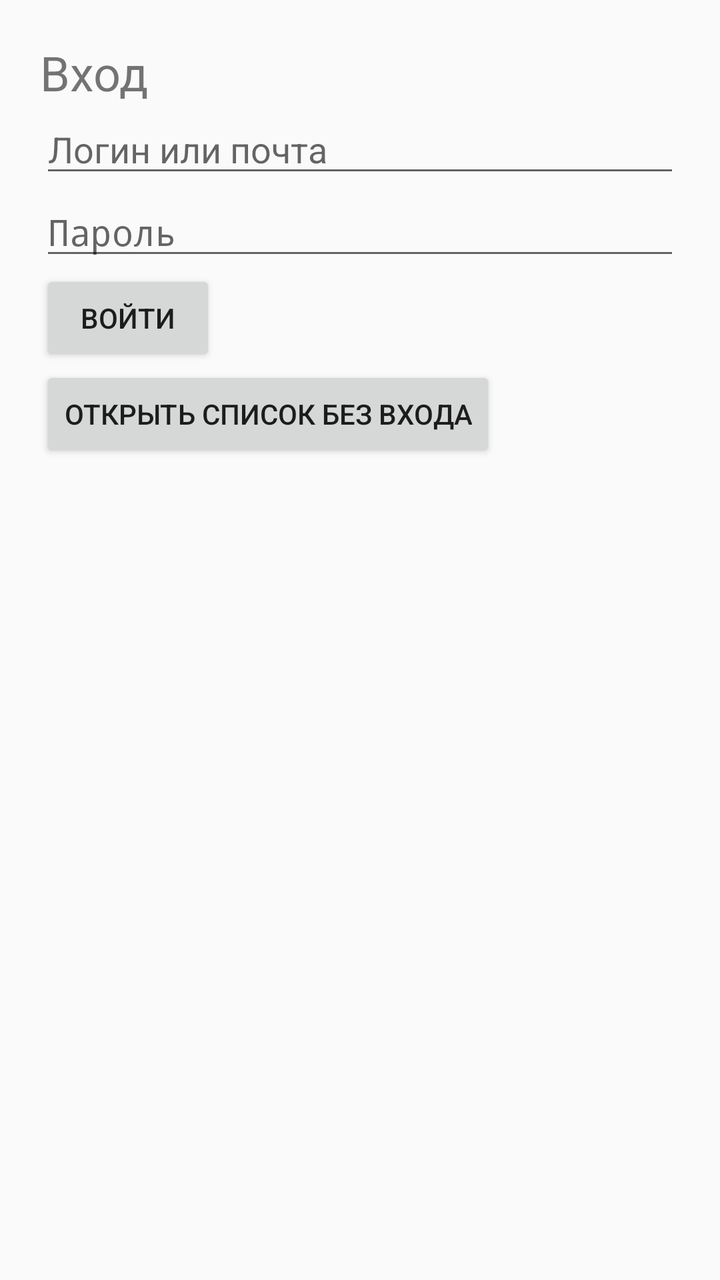
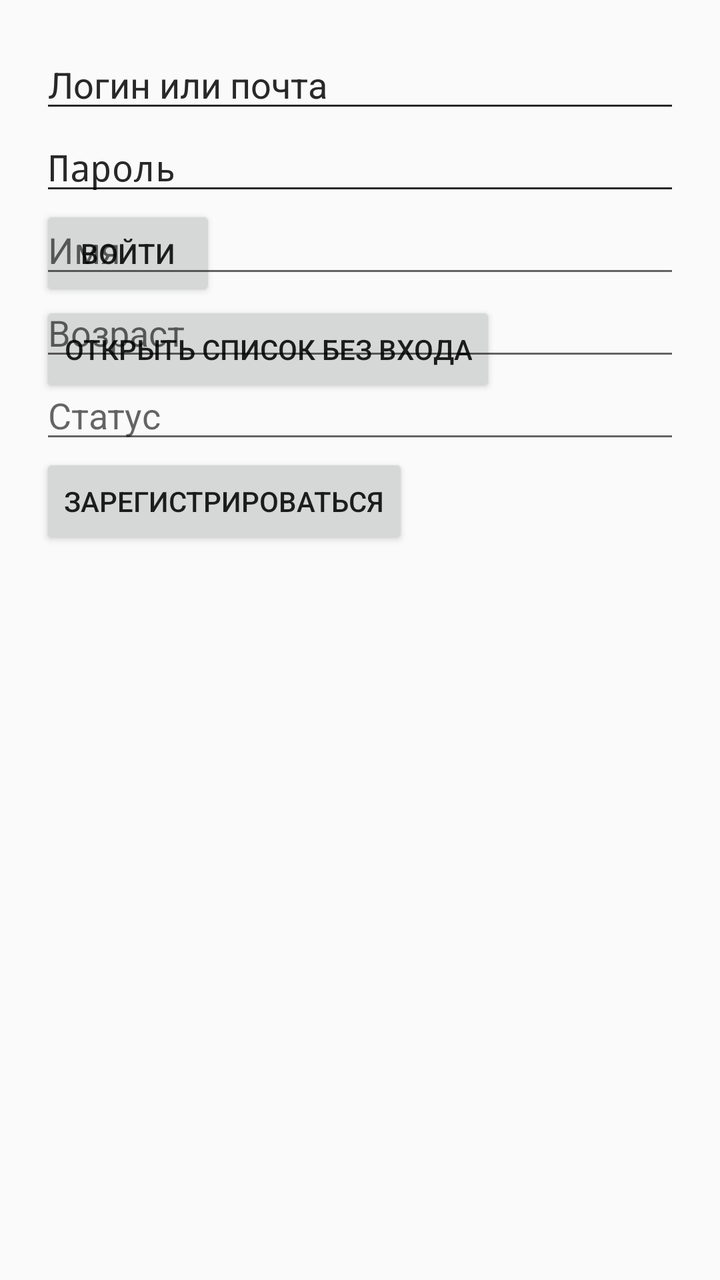

Two renders of the same Android screen: before a commit and after it. Below are the layout's source before the change and the commit's diff.
<!-- AndroidManifest.xml: application theme AppTheme -->
<!-- res/layout/activity_sign.xml -->
<LinearLayout xmlns:android="http://schemas.android.com/apk/res/android" android:layout_width="match_parent" android:layout_height="match_parent" android:orientation="vertical" android:padding="20dp">
    <TextView android:layout_width="match_parent" android:layout_height="wrap_content" android:text="@string/sign_in" android:textSize="24sp"/>
    <EditText android:id="@+id/LoginTextView" android:layout_width="match_parent" android:layout_height="wrap_content" android:hint="@string/login_hint" android:inputType="text" android:maxLines="1"/>
    <EditText android:id="@+id/PasswordTextView" android:layout_width="match_parent" android:layout_height="wrap_content" android:hint="@string/password_hint" android:inputType="textPassword"/>
    <Button android:layout_width="wrap_content" android:layout_height="wrap_content" android:text="@string/go_sign_in" android:onClick="SignIn"/>
    <Button android:layout_width="wrap_content" android:layout_height="wrap_content" android:text="@string/demo_open" android:onClick="openDemo"/>
</LinearLayout>
<!-- resources referenced by this layout -->
<resources>
  <string name="demo_open">Открыть список без входа</string>
  <string name="go_sign_in">Войти</string>
  <string name="login_hint">Логин или почта</string>
  <string name="password_hint">Пароль</string>
  <string name="sign_in">Вход</string>
  <style name="AppTheme" parent="android:style/Theme.Material.Light.NoActionBar">
          <item name="android:colorAccent">#663AB6</item>
          <item name="android:statusBarColor">#3700B3</item>
      </style>
</resources>

<!-- the commit's change to res/layout/activity_sign.xml (unified diff, before → after) -->
@@ -1,7 +1,25 @@
-<LinearLayout xmlns:android="http://schemas.android.com/apk/res/android" android:layout_width="match_parent" android:layout_height="match_parent" android:orientation="vertical" android:padding="20dp">
-    <TextView android:layout_width="match_parent" android:layout_height="wrap_content" android:text="@string/sign_in" android:textSize="24sp"/>
-    <EditText android:id="@+id/LoginTextView" android:layout_width="match_parent" android:layout_height="wrap_content" android:hint="@string/login_hint" android:inputType="text" android:maxLines="1"/>
-    <EditText android:id="@+id/PasswordTextView" android:layout_width="match_parent" android:layout_height="wrap_content" android:hint="@string/password_hint" android:inputType="textPassword"/>
-    <Button android:layout_width="wrap_content" android:layout_height="wrap_content" android:text="@string/go_sign_in" android:onClick="SignIn"/>
-    <Button android:layout_width="wrap_content" android:layout_height="wrap_content" android:text="@string/demo_open" android:onClick="openDemo"/>
-</LinearLayout>
+<TabHost xmlns:android="http://schemas.android.com/apk/res/android" android:id="@+id/tabHost" android:layout_width="match_parent" android:layout_height="match_parent">
+    <LinearLayout android:layout_width="match_parent" android:layout_height="match_parent" android:orientation="vertical">
+        <TabWidget android:id="@android:id/tabs" android:layout_width="match_parent" android:layout_height="wrap_content"/>
+        <FrameLayout android:id="@android:id/tabcontent" android:layout_width="match_parent" android:layout_height="match_parent">
+            <ScrollView android:id="@+id/tabSignIn" android:layout_width="match_parent" android:layout_height="match_parent" android:fillViewport="true">
+                <LinearLayout android:layout_width="match_parent" android:layout_height="wrap_content" android:orientation="vertical" android:padding="20dp">
+                    <EditText android:id="@+id/LoginTextView" android:layout_width="match_parent" android:layout_height="wrap_content" android:hint="@string/login_hint" android:inputType="text" android:maxLines="1"/>
+                    <EditText android:id="@+id/PasswordTextView" android:layout_width="match_parent" android:layout_height="wrap_content" android:hint="@string/password_hint" android:inputType="textPassword"/>
+                    <Button android:layout_width="wrap_content" android:layout_height="wrap_content" android:text="@string/go_sign_in" android:onClick="SignIn"/>
+                    <Button android:layout_width="wrap_content" android:layout_height="wrap_content" android:text="@string/demo_open" android:onClick="openDemo"/>
+                </LinearLayout>
+            </ScrollView>
+            <ScrollView android:id="@+id/tabSignUp" android:layout_width="match_parent" android:layout_height="match_parent" android:fillViewport="true">
+                <LinearLayout android:layout_width="match_parent" android:layout_height="wrap_content" android:orientation="vertical" android:padding="20dp">
+                    <EditText android:id="@+id/NewLoginTextView" android:layout_width="match_parent" android:layout_height="wrap_content" android:hint="@string/login_hint" android:inputType="text" android:maxLines="1"/>
+                    <EditText android:id="@+id/NewPasswordTextView" android:layout_width="match_parent" android:layout_height="wrap_content" android:hint="@string/password_hint" android:inputType="textPassword"/>
+                    <EditText android:id="@+id/NewNameTextView" android:layout_width="match_parent" android:layout_height="wrap_content" android:hint="@string/name_hint" android:inputType="text" android:maxLines="1"/>
+                    <EditText android:id="@+id/NewAgeTextView" android:layout_width="match_parent" android:layout_height="wrap_content" android:hint="@string/age_hint" android:inputType="number" android:maxLines="1"/>
+                    <EditText android:id="@+id/NewStateTextView" android:layout_width="match_parent" android:layout_height="wrap_content" android:hint="@string/state_hint" android:inputType="text" android:maxLines="1"/>
+                    <Button android:layout_width="wrap_content" android:layout_height="wrap_content" android:text="@string/go_sign_up" android:onClick="SignUp"/>
+                </LinearLayout>
+            </ScrollView>
+        </FrameLayout>
+    </LinearLayout>
+</TabHost>
<!-- resource entries referenced after the edit -->
@@ -1,10 +1,13 @@
 <!-- resources referenced by this layout -->
 <resources>
+  <string name="age_hint">Возраст</string>
   <string name="demo_open">Открыть список без входа</string>
   <string name="go_sign_in">Войти</string>
+  <string name="go_sign_up">Зарегистрироваться</string>
   <string name="login_hint">Логин или почта</string>
+  <string name="name_hint">Имя</string>
   <string name="password_hint">Пароль</string>
-  <string name="sign_in">Вход</string>
+  <string name="state_hint">Статус</string>
   <style name="AppTheme" parent="android:style/Theme.Material.Light.NoActionBar">
           <item name="android:colorAccent">#663AB6</item>
           <item name="android:statusBarColor">#3700B3</item>
